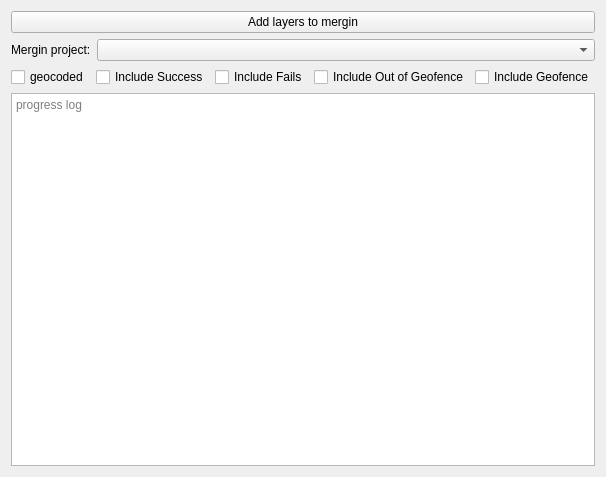
First picture: the form in qgisplugin/anncsu_manager/resources/ui/wizard_generate_mergin_page.ui, repository anncsu-open/anncsu-manager, before the edit.
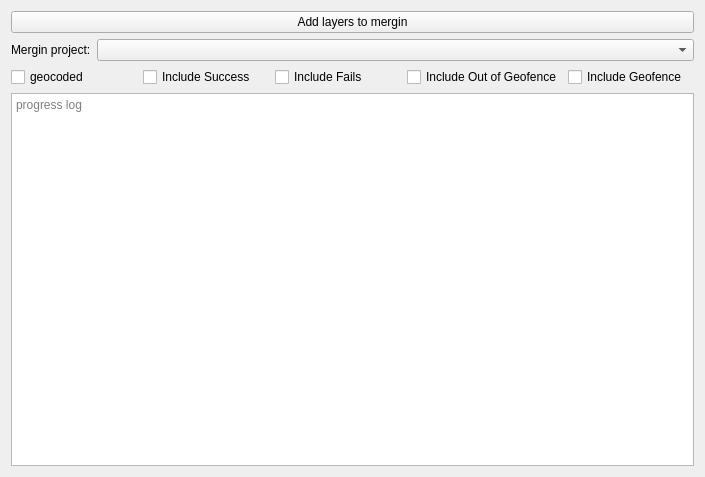
Second picture: the form after the edit.

What changed in the file:
```diff
--- a/qgisplugin/anncsu_manager/resources/ui/wizard_generate_mergin_page.ui
+++ b/qgisplugin/anncsu_manager/resources/ui/wizard_generate_mergin_page.ui
@@ -6,7 +6,7 @@
    <rect>
     <x>0</x>
     <y>0</y>
-    <width>606</width>
+    <width>705</width>
     <height>477</height>
    </rect>
   </property>
```
Left out of the diff: 2 changed lines with no effect on the pictures.
